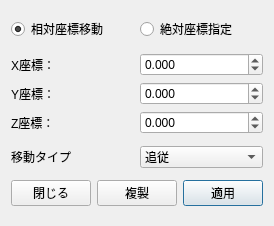
The window that src/Dialog/MoveTransformDialog.ui (hal1437/BlockMaker) describes before a commit, drawn with Qt 5.
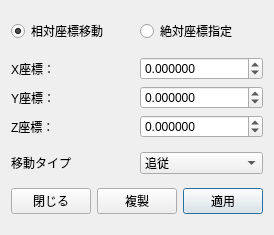
The same window after the commit.

Commit message: ファイル出力の桁数を15に変更

```diff
--- a/src/Dialog/MoveTransformDialog.ui
+++ b/src/Dialog/MoveTransformDialog.ui
@@ -7,7 +7,7 @@
     <x>0</x>
     <y>0</y>
     <width>254</width>
-    <height>226</height>
+    <height>235</height>
    </rect>
   </property>
   <property name="windowTitle">
@@ -42,21 +42,42 @@
     <layout class="QGridLayout" name="gridLayout">
      <item row="0" column="1">
       <widget class="QDoubleSpinBox" name="XSpinBox">
+       <property name="wrapping">
+        <bool>false</bool>
+       </property>
+       <property name="specialValueText">
+        <string>0</string>
+       </property>
+       <property name="accelerated">
+        <bool>false</bool>
+       </property>
+       <property name="showGroupSeparator" stdset="0">
+        <bool>false</bool>
+       </property>
+       <property name="prefix">
+        <string/>
+       </property>
+       <property name="suffix">
+        <string/>
+       </property>
        <property name="decimals">
-        <number>3</number>
+        <number>6</number>
        </property>
        <property name="minimum">
-        <double>-10000.000000000000000</double>
+        <double>-1000000000000000.000000000000000</double>
        </property>
        <property name="maximum">
-        <double>10000.000000000000000</double>
+        <double>1000000000000000.000000000000000</double>
+       </property>
+       <property name="value">
+        <double>0.000000000000000</double>
        </property>
       </widget>
      </item>
      <item row="1" column="1">
       <widget class="QDoubleSpinBox" name="YSpinBox">
        <property name="decimals">
-        <number>3</number>
+        <number>6</number>
        </property>
        <property name="minimum">
         <double>-10000.000000000000000</double>
@@ -90,7 +111,7 @@
      <item row="2" column="1">
       <widget class="QDoubleSpinBox" name="ZSpinBox">
        <property name="decimals">
-        <number>3</number>
+        <number>6</number>
        </property>
        <property name="minimum">
         <double>-10000.000000000000000</double>
```
The commit also changes 1 other file.
